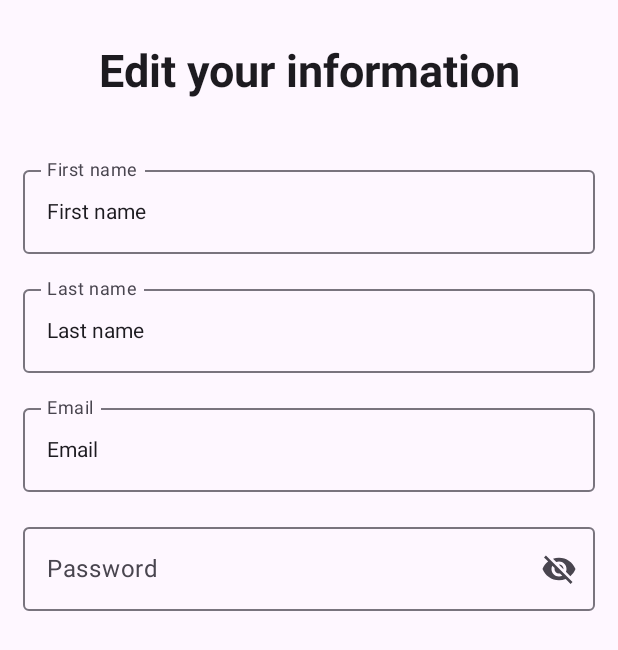
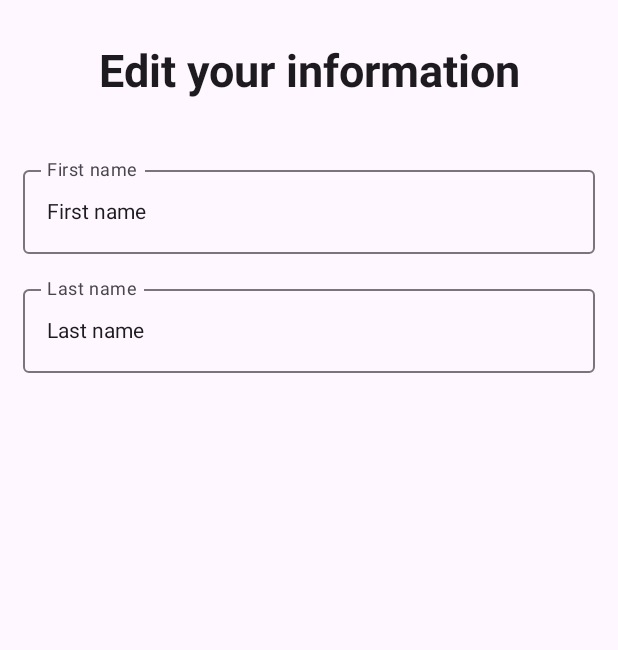
Before and after one commit to ThanasisGeorg/e-ThessBike, an Android app built with Jetpack Compose: the @Preview function EditInfoPreview, on a phone screen of 412 x 824 dp. Shown: the top 650 px of the screen. Run offline under Robolectric (Android 15) with nearby library versions, the phone set to English and light mode, and no system bars; our stand-ins replace Firebase (no records; nobody signed in at launch, a user with empty details on screens opened directly).

Commit message:
clean code

```diff
--- a/app/src/main/java/com/thanasis/e_thessbike/ui/components/Dialogs.kt
+++ b/app/src/main/java/com/thanasis/e_thessbike/ui/components/Dialogs.kt
@@ -8,7 +8,6 @@ import androidx.compose.material3.TextButton
 import androidx.compose.runtime.Composable
 import androidx.compose.ui.graphics.vector.ImageVector
 
-@OptIn(ExperimentalMaterial3Api::class)
 @Composable
 fun RemoveBikeAlertDialog(
     onDismissRequest: () -> Unit,
--- a/app/src/main/java/com/thanasis/e_thessbike/ui/components/NavDrawer.kt
+++ b/app/src/main/java/com/thanasis/e_thessbike/ui/components/NavDrawer.kt
@@ -25,7 +25,6 @@ import com.thanasis.e_thessbike.backend.roomAPI.AppDatabase
 import com.thanasis.e_thessbike.ui.screens.AddBikeInit
 import com.thanasis.e_thessbike.ui.screens.AvailableBikeListInit
 import com.thanasis.e_thessbike.ui.screens.EditInfoInit
-import com.thanasis.e_thessbike.ui.screens.FavouritesInit
 import com.thanasis.e_thessbike.ui.screens.HomeInit
 import com.thanasis.e_thessbike.ui.screens.MyBikeListInit
 import com.thanasis.e_thessbike.ui.screens.ProfileInit
@@ -115,9 +114,6 @@ fun MenuDrawer(
             "my_bike_list" -> {
                 MyBikeListInit(navHostController, stringResource(id = R.string.bike_list), userLoggedIn, notificationService)
             }
-            "favourites" -> {
-                FavouritesInit(navHostController, stringResource(id = R.string.favourites), userLoggedIn)
-            }
             "available_bikes" -> {
                 AvailableBikeListInit(navHostController, stringResource(id = R.string.available_bikes), userLoggedIn, notificationService)
             }
--- a/app/src/main/java/com/thanasis/e_thessbike/ui/components/Switchs.kt
+++ b/app/src/main/java/com/thanasis/e_thessbike/ui/components/Switchs.kt
@@ -122,8 +122,6 @@ fun ThemeSwitch(
             }
         }
     }
-
-    //navHostController.navigate(EThessBikeApp.Settings.name)
 }
 
 @Composable
--- a/app/src/main/java/com/thanasis/e_thessbike/ui/components/TextComponents.kt
+++ b/app/src/main/java/com/thanasis/e_thessbike/ui/components/TextComponents.kt
@@ -10,7 +10,6 @@ import androidx.compose.material.icons.Icons
 import androidx.compose.material.icons.filled.Visibility
 import androidx.compose.material.icons.filled.VisibilityOff
 import androidx.compose.material3.Checkbox
-import androidx.compose.material3.ExperimentalMaterial3Api
 import androidx.compose.material3.Icon
 import androidx.compose.material3.IconButton
 import androidx.compose.material3.OutlinedTextField
@@ -73,7 +72,6 @@ fun HeadingText(value: String) {
     )
 }
 
-@OptIn(ExperimentalMaterial3Api::class)
 @Composable
 fun TextField(labelValue: String, onTextSelected: (String) -> Unit, errorStatus: Boolean = true) {
     val textValue = remember {
@@ -131,7 +129,6 @@ fun PasswordTextField(labelValue: String, onTextSelected: (String) -> Unit, erro
     OutlinedTextField(
         modifier = Modifier.fillMaxWidth(),
         label = {Text(text = labelValue)},
-        //colors = TextFieldDefaults.colors(),
         keyboardOptions = KeyboardOptions(keyboardType = KeyboardType.Password, imeAction = ImeAction.Done),
         singleLine = true,
         keyboardActions = KeyboardActions {
--- a/app/src/main/java/com/thanasis/e_thessbike/ui/screens/EditInfo.kt
+++ b/app/src/main/java/com/thanasis/e_thessbike/ui/screens/EditInfo.kt
@@ -23,7 +23,6 @@ import com.thanasis.e_thessbike.backend.initInfo
 import com.thanasis.e_thessbike.ui.components.ApplyButton
 import com.thanasis.e_thessbike.ui.components.BackButton
 import com.thanasis.e_thessbike.ui.components.HeadingText
-import com.thanasis.e_thessbike.ui.components.PasswordTextField
 import com.thanasis.e_thessbike.ui.components.TextField
 
 @SuppressLint("UnusedMaterial3ScaffoldPaddingParameter", "UnrememberedMutableState")
@@ -55,7 +54,6 @@ fun EditInfoInit(navController: NavHostController, value: String, db: FirebaseFi
                     textValue = "$it ",
                     onTextSelected = {
                         editInfoUIViewModel.onEditEvent(EditInfoUIEvent.FirstNameChanged(it), navController, db, userLoggedIn)
-                        //Log.d(TAG, editInfoUIViewModel.editInfoUIState.value.firstName)
                     },
                     //errorStatus = editInfoUIViewModel.signUpUIState.value.firstNameError
                     //painterResource(id = R.drawable.rounded_account_circle_24)
@@ -68,7 +66,6 @@ fun EditInfoInit(navController: NavHostController, value: String, db: FirebaseFi
                     textValue = "$it ",
                     onTextSelected = {
                         editInfoUIViewModel.onEditEvent(EditInfoUIEvent.LastNameChanged(it), navController, db, userLoggedIn)
-                        //Log.d(TAG, editInfoUIViewModel.editInfoUIState.value.lastName)
                     },
                     //errorStatus = editInfoUIViewModel.signUpUIState.value.lastNameError
                     //painterResource(id = R.drawable.rounded_account_circle_24)
@@ -115,27 +112,6 @@ fun EditInfoInit() {
                 //errorStatus = signUpViewModel.signUpUIState.value.lastNameError
                 //painterResource(id = R.drawable.rounded_account_circle_24)
             )
-            Spacer(modifier = Modifier.height(15.dp))
-            TextField(
-                labelValue = stringResource(id = R.string.email),
-                textValue = stringResource(id = R.string.email),
-                onTextSelected = {
-
-                },
-                errorStatus = true
-                //errorStatus = signUpViewModel.signUpUIState.value.emailError
-                //painterResource(id = android.R.drawable.ic_dialog_email)
-            )
-            Spacer(modifier = Modifier.height(15.dp))
-            PasswordTextField(
-                labelValue = stringResource(id = R.string.password),
-                onTextSelected = {
-
-                },
-                errorStatus = true
-                //errorStatus = signUpViewModel.signUpUIState.value.passwordError
-                //painterResource(id = android.R.drawable.ic_lock_idle_lock)
-            )
         }
     }
 }
--- a/app/src/main/java/com/thanasis/e_thessbike/ui/screens/ForgotPassword.kt
+++ b/app/src/main/java/com/thanasis/e_thessbike/ui/screens/ForgotPassword.kt
@@ -80,11 +80,9 @@ fun ForgotPasswordScreen(navController: NavHostController, value: String, db: Fi
 @SuppressLint("UnusedMaterial3ScaffoldPaddingParameter")
 @Composable
 fun ForgotPasswordScreen(value: String){
-    val context = LocalContext.current
-
     Scaffold (
         floatingActionButton = {
-            ApplyButton()
+            //ApplyButton()
         }
     ){
         Column(
```
Also changed, not shown: app/src/main/java/com/thanasis/e_thessbike/EThessBikeApp.kt (+0 -13 lines), app/src/main/java/com/thanasis/e_thessbike/ui/components/Cards.kt (+2 -9 lines), app/src/main/java/com/thanasis/e_thessbike/ui/components/FloatingActionButtons.kt (+0 -20 lines), app/src/main/java/com/thanasis/e_thessbike/ui/screens/Favourites.kt (deleted, +0 -33 lines), app/src/main/java/com/thanasis/e_thessbike/ui/screens/Login.kt (+0 -22 lines), app/src/main/java/com/thanasis/e_thessbike/ui/screens/Register.kt (+0 -7 lines), app/src/main/java/com/thanasis/e_thessbike/ui/screens/Settings.kt (+0 -8 lines).
